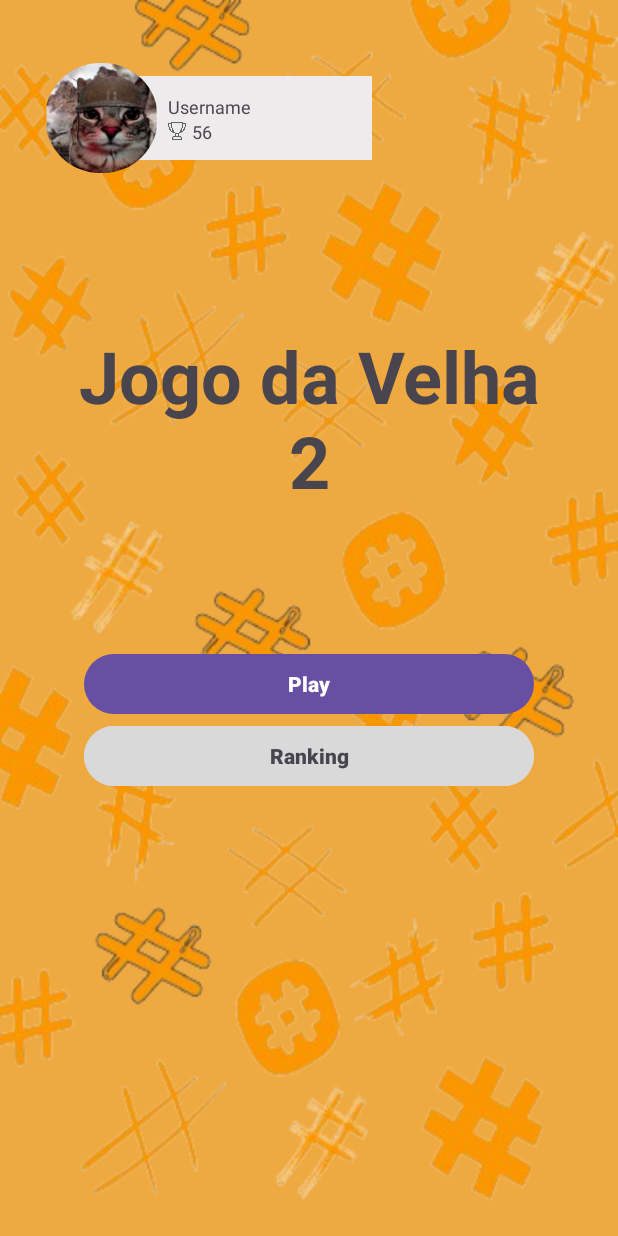
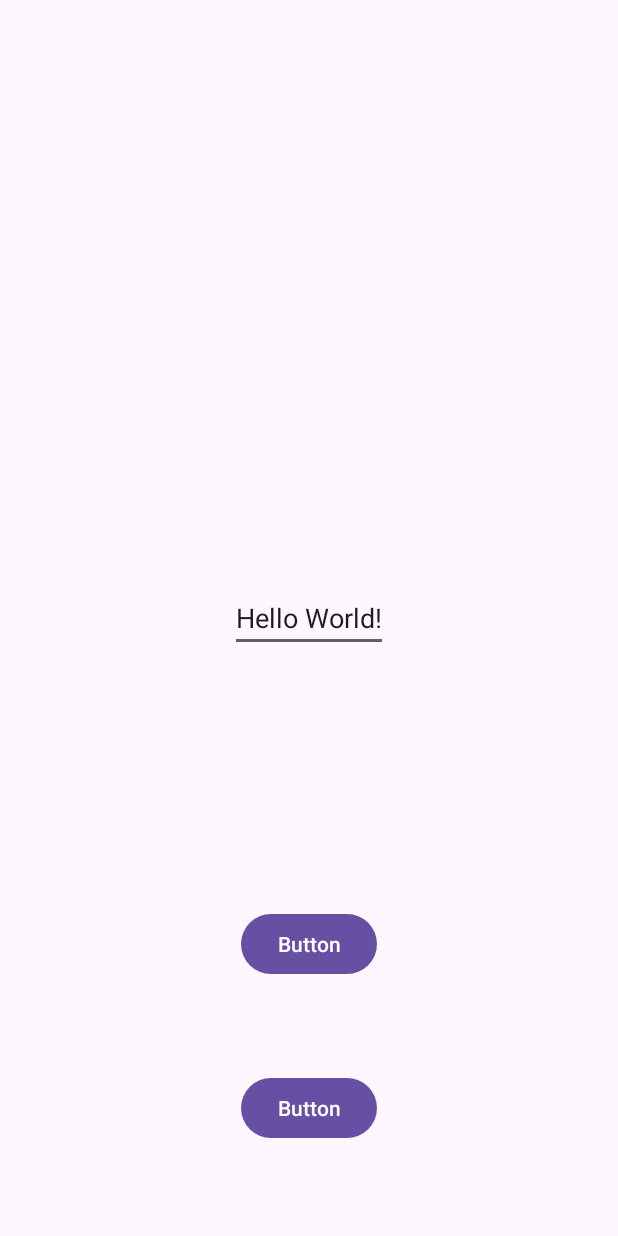
Before and after one commit to GabrielLima07/Jogo-da-velha-2, an Android app: the screen it shows after launch (MainActivity before the commit, BackConnection after it), on a phone screen of 412 x 824 dp. Run offline under Robolectric (Android 15) with nearby library versions, the phone set to English and light mode, and no system bars; libraries missing offline, so code that uses them is left out: com.parse; 2 statements that could not run were skipped.

Commit message:
feat: add back4app connection

```diff
--- a/app/build.gradle.kts
+++ b/app/build.gradle.kts
@@ -33,10 +33,12 @@ dependencies {
     implementation("androidx.appcompat:appcompat:1.6.1")
     implementation("com.google.android.material:material:1.11.0")
     implementation("androidx.constraintlayout:constraintlayout:2.1.4")
+    implementation("androidx.activity:activity:1.8.0")
     testImplementation("junit:junit:4.13.2")
     androidTestImplementation("androidx.test.ext:junit:1.1.5")
     androidTestImplementation("androidx.test.espresso:espresso-core:3.5.1")
-
+    implementation("com.github.parse-community.Parse-SDK-Android:parse:1.26.0")
+    //implementation("com.github.parse-community:ParseLiveQuery-Android:1.2.2")
 
     // Adicionando biblioteca do cardview
     implementation("androidx.cardview:cardview:1.0.0")
--- /dev/null
+++ b/app/src/main/java/com/example/jogo_da_velha_2/activities/App.java
@@ -0,0 +1,17 @@
+package com.example.jogo_da_velha_2.activities;
+import android.app.Application;
+import com.example.jogo_da_velha_2.R;
+import com.parse.Parse;
+
+public class App extends Application {
+    @Override
+    public void onCreate() {
+        super.onCreate();
+
+        Parse.initialize(new Parse.Configuration.Builder(this)
+                .applicationId(getString(R.string.back4app_app_id))
+                .clientKey(getString(R.string.back4app_client_key))
+                .server(getString(R.string.back4app_server_url))
+                .build());
+    }
+}
--- /dev/null
+++ b/app/src/main/java/com/example/jogo_da_velha_2/activities/BackConnection.java
@@ -0,0 +1,72 @@
+package com.example.jogo_da_velha_2.activities;
+
+import android.os.Bundle;
+import android.util.Log;
+import android.view.View;
+import android.widget.Button;
+import android.widget.EditText;
+import androidx.appcompat.app.AppCompatActivity;
+import com.example.jogo_da_velha_2.R;
+import com.parse.Parse;
+import com.parse.ParseObject;
+import com.parse.ParseQuery;
+
+public class BackConnection extends AppCompatActivity {
+
+    @Override
+    protected void onCreate(Bundle savedInstanceState) {
+        super.onCreate(savedInstanceState);
+        setContentView(R.layout.activity_back_connection);
+
+        Parse.initialize(new Parse.Configuration.Builder(this)
+                .applicationId(getString(com.example.jogo_da_velha_2.R.string.back4app_app_id))
+                .clientKey(getString(R.string.back4app_client_key))
+                .server(getString(R.string.back4app_server_url))
+                .build());
+
+        buttonAction();
+    }
+
+    private void buttonAction() {
+
+        Button button = (Button) findViewById(R.id.bConn);
+        Button buttonGet = (Button) findViewById(R.id.buttonGet);
+        EditText msg = (EditText) findViewById(R.id.mensagem);
+
+        button.setOnClickListener(new View.OnClickListener() {
+            @Override
+            public void onClick(View v) {
+                ParseObject firstObject = new ParseObject("FirstClass");
+                firstObject.put("msg",msg.getText().toString());
+                firstObject.saveInBackground(e -> {
+                    if (e != null){
+                        Log.e("BackConn", e.getLocalizedMessage());
+
+                    }else{
+                        Log.d("BackConn","Object saved.");
+                    }
+                });
+            }
+        });
+
+        buttonGet.setOnClickListener(new View.OnClickListener() {
+            @Override
+            public void onClick(View v) {
+                ParseQuery<ParseObject> query = ParseQuery.getQuery("FirstClass");
+                query.orderByDescending("createdAt");
+                query.setLimit(1);
+                query.findInBackground((objects, e) -> {
+                    if (e == null) {
+                        ParseObject obj = objects.get(0);
+                        msg.setText(obj.get("msg").toString());
+                    } else {
+
+                    }
+                });
+            }
+        });
+
+    }
+
+
+}
--- /dev/null
+++ b/app/src/main/res/layout/activity_back_connection.xml
@@ -0,0 +1,39 @@
+<?xml version="1.0" encoding="utf-8"?>
+<androidx.constraintlayout.widget.ConstraintLayout xmlns:android="http://schemas.android.com/apk/res/android"
+    xmlns:app="http://schemas.android.com/apk/res-auto"
+    xmlns:tools="http://schemas.android.com/tools"
+    android:layout_width="match_parent"
+    android:layout_height="match_parent"
+    tools:context=".BackConnection">
+
+    <EditText
+        android:id="@+id/mensagem"
+        android:layout_width="wrap_content"
+        android:layout_height="wrap_content"
+        android:text="Hello World!"
+        app:layout_constraintBottom_toBottomOf="parent"
+        app:layout_constraintLeft_toLeftOf="parent"
+        app:layout_constraintRight_toRightOf="parent"
+        app:layout_constraintTop_toTopOf="parent" />
+
+    <Button
+        android:id="@+id/bConn"
+        android:layout_width="wrap_content"
+        android:layout_height="wrap_content"
+        android:text="Button"
+        app:layout_constraintBottom_toBottomOf="parent"
+        app:layout_constraintEnd_toEndOf="parent"
+        app:layout_constraintStart_toStartOf="parent"
+        app:layout_constraintTop_toBottomOf="@+id/mensagem" />
+
+    <Button
+        android:id="@+id/buttonGet"
+        android:layout_width="wrap_content"
+        android:layout_height="wrap_content"
+        android:text="Button"
+        app:layout_constraintBottom_toBottomOf="parent"
+        app:layout_constraintEnd_toEndOf="parent"
+        app:layout_constraintStart_toStartOf="parent"
+        app:layout_constraintTop_toBottomOf="@+id/bConn" />
+
+</androidx.constraintlayout.widget.ConstraintLayout>
--- a/app/src/main/res/values/strings.xml
+++ b/app/src/main/res/values/strings.xml
@@ -15,4 +15,7 @@
     <string name="ranking">Texto 1</string>
     <string name="cadastrar">Cadastrar</string>
     <string name="email_hint">example@gmail.com</string>
+    <string name="back4app_server_url">https://parseapi.back4app.com/</string>
+    <string name="back4app_app_id">APP_ID</string>
+    <string name="back4app_client_key">CLIENT_KEY</string>
 </resources>
--- a/settings.gradle.kts
+++ b/settings.gradle.kts
@@ -10,6 +10,9 @@ dependencyResolutionManagement {
     repositories {
         google()
         mavenCentral()
+        maven {
+            url = uri("https://jitpack.io")
+        }
     }
 }
 
```
Also changed, not shown: app/src/main/AndroidManifest.xml (+19 -1 lines).
